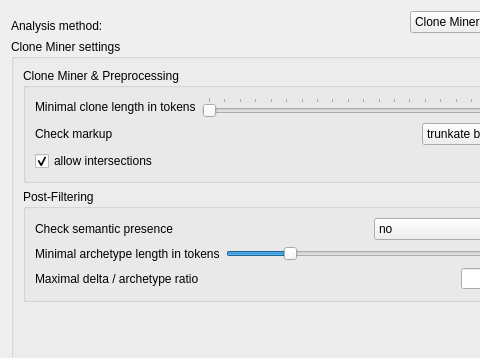
The window that doc-clone-miner/qtui/element_miner_settings.ui (spbu-se/pldoctoolkit) describes before a commit, drawn with Qt 5; both pictures show x 0 to 480 and y 0 to 358 of the 571 by 564 pixel window.
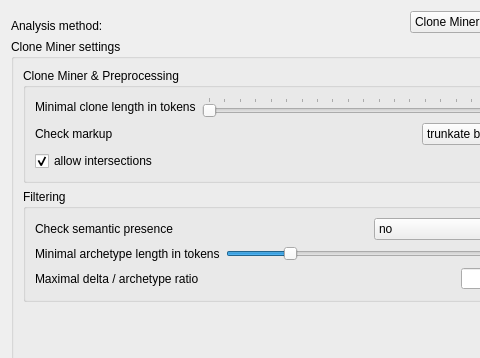
The same window after the commit.

The edit to the form file:
```diff
--- a/doc-clone-miner/qtui/element_miner_settings.ui
+++ b/doc-clone-miner/qtui/element_miner_settings.ui
@@ -255,7 +255,7 @@
           <item>
            <widget class="QGroupBox" name="groupBox_4">
             <property name="title">
-             <string>Post-Filtering</string>
+             <string>Filtering</string>
             </property>
             <layout class="QVBoxLayout" name="verticalLayout_6">
              <item>
```
Left out of the diff: 2 changed lines with no effect on the pictures.
